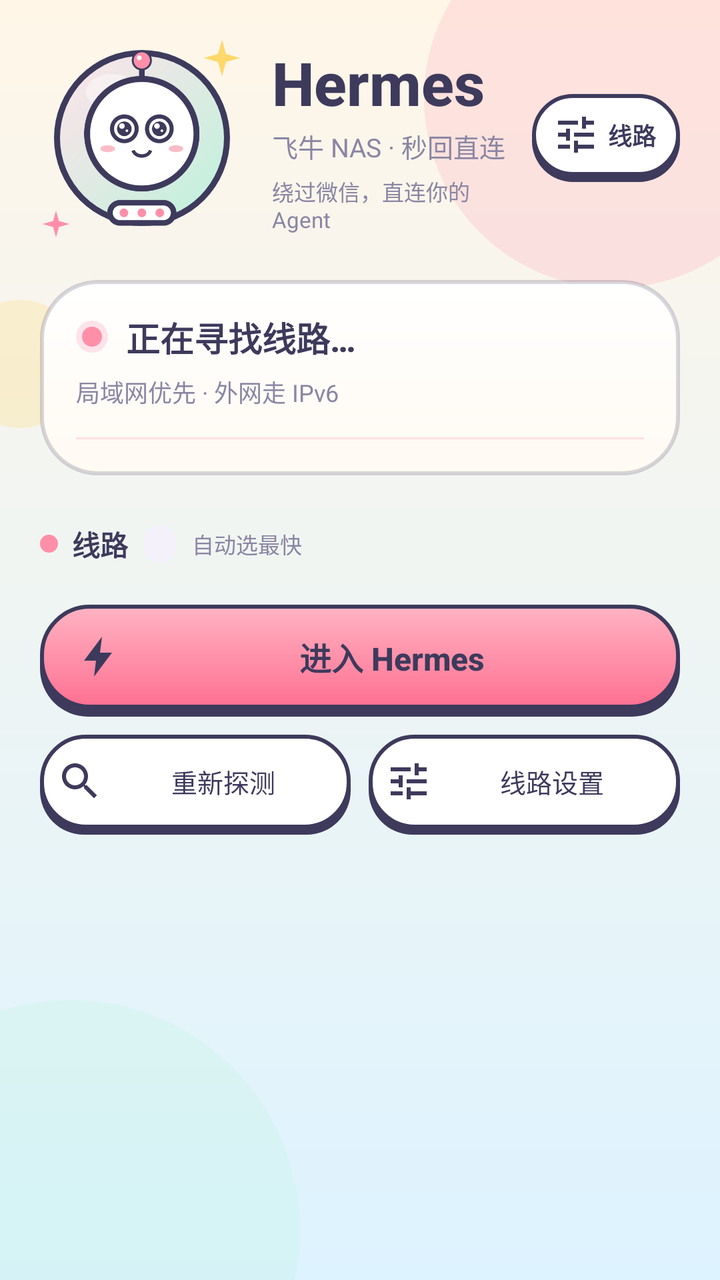
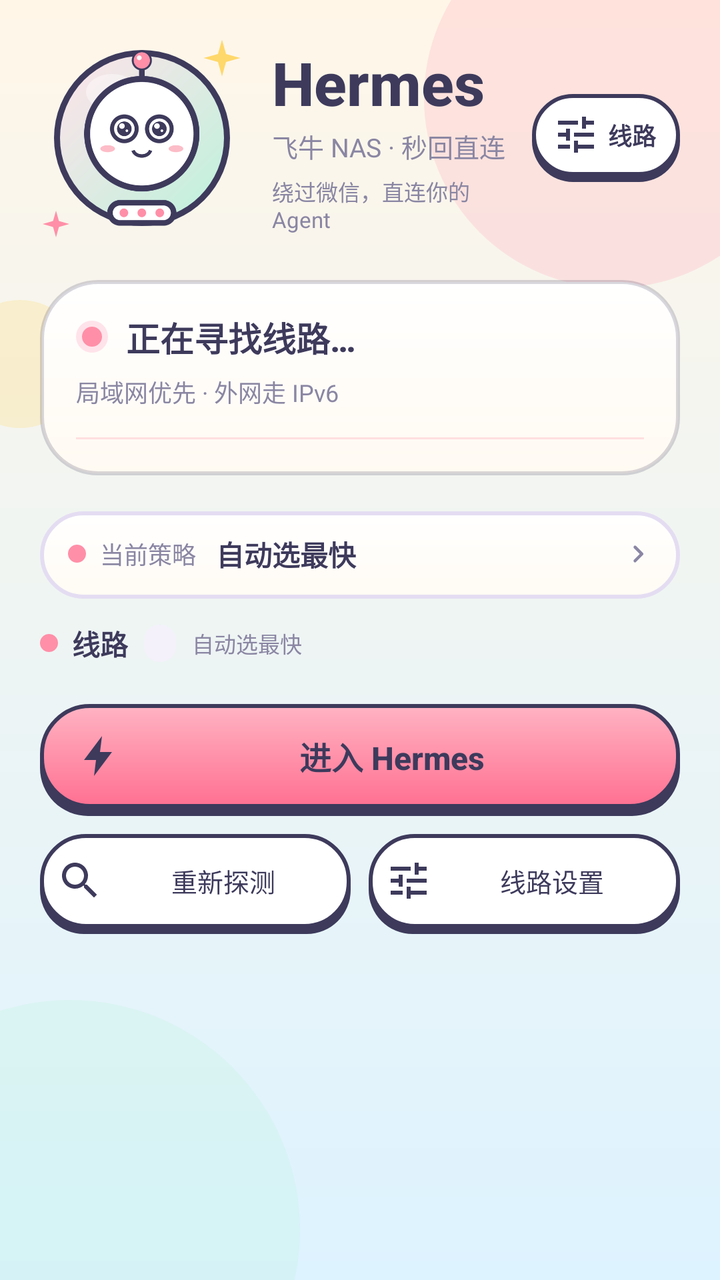

Compare the two renders of this Android layout. The source of the first and the diff that turns it into the second are given below.
<!-- AndroidManifest.xml: application theme AppTheme -->
<!-- res/layout/activity_main.xml -->
<?xml version="1.0" encoding="utf-8"?>
<ScrollView xmlns:android="http://schemas.android.com/apk/res/android"
    android:layout_width="match_parent"
    android:layout_height="match_parent"
    android:background="@drawable/bg_app"
    android:clipToPadding="false"
    android:fillViewport="true">

    <LinearLayout
        android:layout_width="match_parent"
        android:layout_height="wrap_content"
        android:orientation="vertical"
        android:paddingStart="20dp"
        android:paddingTop="18dp"
        android:paddingEnd="20dp"
        android:paddingBottom="28dp">

        <LinearLayout
            android:layout_width="match_parent"
            android:layout_height="wrap_content"
            android:gravity="center_vertical"
            android:orientation="horizontal">

            <FrameLayout
                android:layout_width="102dp"
                android:layout_height="102dp">

                <FrameLayout
                    android:layout_width="88dp"
                    android:layout_height="88dp"
                    android:layout_gravity="center"
                    android:background="@drawable/bg_halo">

                    <ImageView
                        android:id="@+id/robot"
                        android:layout_width="92dp"
                        android:layout_height="92dp"
                        android:layout_gravity="center"
                        android:contentDescription="@string/app_name"
                        android:scaleType="fitCenter"
                        android:src="@drawable/robot_face" />
                </FrameLayout>

                <ImageView
                    android:id="@+id/sparkleA"
                    android:layout_width="22dp"
                    android:layout_height="22dp"
                    android:layout_gravity="top|end"
                    android:contentDescription="@null"
                    android:src="@drawable/ic_sparkle" />

                <ImageView
                    android:id="@+id/sparkleB"
                    android:layout_width="16dp"
                    android:layout_height="16dp"
                    android:layout_gravity="bottom|start"
                    android:contentDescription="@null"
                    android:src="@drawable/ic_sparkle"
                    android:tint="@color/pink" />
            </FrameLayout>

            <LinearLayout
                android:layout_width="0dp"
                android:layout_height="wrap_content"
                android:layout_marginStart="14dp"
                android:layout_weight="1"
                android:orientation="vertical">

                <TextView
                    android:layout_width="wrap_content"
                    android:layout_height="wrap_content"
                    android:fontFamily="sans-serif-medium"
                    android:text="@string/app_name"
                    android:textColor="@color/ink"
                    android:textSize="30sp"
                    android:textStyle="bold" />

                <TextView
                    android:layout_width="wrap_content"
                    android:layout_height="wrap_content"
                    android:layout_marginTop="2dp"
                    android:text="@string/tagline"
                    android:textColor="@color/ink_soft"
                    android:textSize="13sp" />

                <TextView
                    android:layout_width="wrap_content"
                    android:layout_height="wrap_content"
                    android:layout_marginTop="5dp"
                    android:text="@string/subtitle"
                    android:textColor="@color/ink_soft"
                    android:textSize="11sp" />
            </LinearLayout>

            <Button
                android:id="@+id/linesTopBtn"
                android:layout_width="wrap_content"
                android:layout_height="wrap_content"
                android:layout_marginStart="6dp"
                android:background="@drawable/bg_btn_secondary"
                android:drawableStart="@drawable/ic_settings"
                android:drawablePadding="4dp"
                android:drawableTint="@color/ink"
                android:fontFamily="sans-serif-medium"
                android:minWidth="0dp"
                android:minHeight="44dp"
                android:paddingStart="10dp"
                android:paddingTop="4dp"
                android:paddingEnd="12dp"
                android:paddingBottom="7dp"
                android:stateListAnimator="@null"
                android:text="@string/btn_lines"
                android:textAllCaps="false"
                android:textColor="@color/ink"
                android:textSize="12sp"
                android:textStyle="bold" />
        </LinearLayout>

        <LinearLayout
            android:id="@+id/statusCard"
            android:layout_width="match_parent"
            android:layout_height="wrap_content"
            android:layout_marginTop="20dp"
            android:background="@drawable/bg_card"
            android:elevation="5dp"
            android:orientation="vertical"
            android:paddingStart="18dp"
            android:paddingTop="16dp"
            android:paddingEnd="18dp"
            android:paddingBottom="16dp">

            <LinearLayout
                android:layout_width="match_parent"
                android:layout_height="wrap_content"
                android:gravity="center_vertical"
                android:orientation="horizontal">

                <View
                    android:id="@+id/statusDot"
                    android:layout_width="16dp"
                    android:layout_height="16dp"
                    android:background="@drawable/bg_dot_probing" />

                <TextView
                    android:id="@+id/statusTitle"
                    android:layout_width="wrap_content"
                    android:layout_height="wrap_content"
                    android:layout_marginStart="9dp"
                    android:fontFamily="sans-serif-medium"
                    android:text="@string/status_scanning"
                    android:textColor="@color/ink"
                    android:textSize="17sp"
                    android:textStyle="bold" />
            </LinearLayout>

            <TextView
                android:id="@+id/statusSub"
                android:layout_width="match_parent"
                android:layout_height="wrap_content"
                android:layout_marginTop="6dp"
                android:lineSpacingExtra="2dp"
                android:text="@string/status_scanning_sub"
                android:textColor="@color/ink_soft"
                android:textSize="12sp" />

            <ProgressBar
                android:id="@+id/statusProgress"
                style="?android:attr/progressBarStyleHorizontal"
                android:layout_width="match_parent"
                android:layout_height="5dp"
                android:layout_marginTop="12dp"
                android:indeterminate="true"
                android:indeterminateTint="@color/pink" />
        </LinearLayout>

        <LinearLayout
            android:layout_width="match_parent"
            android:layout_height="wrap_content"
            android:layout_marginTop="24dp"
            android:gravity="center_vertical"
            android:orientation="horizontal">

            <TextView
                android:layout_width="wrap_content"
                android:layout_height="wrap_content"
                android:drawableStart="@drawable/bg_section_dot"
                android:drawablePadding="7dp"
                android:fontFamily="sans-serif-medium"
                android:text="@string/lines"
                android:textColor="@color/ink"
                android:textSize="14sp"
                android:textStyle="bold" />

            <TextView
                android:id="@+id/lineCount"
                android:layout_width="wrap_content"
                android:layout_height="wrap_content"
                android:layout_marginStart="8dp"
                android:background="@drawable/bg_pill_soft"
                android:paddingStart="8dp"
                android:paddingTop="2dp"
                android:paddingEnd="8dp"
                android:paddingBottom="2dp"
                android:textColor="@color/ink_soft"
                android:textSize="11sp" />

            <TextView
                android:layout_width="wrap_content"
                android:layout_height="wrap_content"
                android:layout_marginStart="8dp"
                android:text="@string/lines_sub"
                android:textColor="@color/ink_soft"
                android:textSize="11sp" />
        </LinearLayout>

        <LinearLayout
            android:id="@+id/endpointList"
            android:layout_width="match_parent"
            android:layout_height="wrap_content"
            android:layout_marginTop="10dp"
            android:orientation="vertical" />

        <Button
            android:id="@+id/primaryBtn"
            android:layout_width="match_parent"
            android:layout_height="wrap_content"
            android:layout_marginTop="10dp"
            android:background="@drawable/bg_btn_primary"
            android:drawableStart="@drawable/ic_bolt"
            android:drawablePadding="8dp"
            android:drawableTint="@color/ink"
            android:fontFamily="sans-serif-medium"
            android:minHeight="56dp"
            android:paddingStart="18dp"
            android:paddingTop="6dp"
            android:paddingEnd="18dp"
            android:paddingBottom="10dp"
            android:stateListAnimator="@null"
            android:text="@string/btn_enter"
            android:textAllCaps="false"
            android:textColor="@color/ink"
            android:textSize="16sp"
            android:textStyle="bold" />

        <LinearLayout
            android:layout_width="match_parent"
            android:layout_height="wrap_content"
            android:layout_marginTop="9dp"
            android:orientation="horizontal">

            <Button
                android:id="@+id/rescanBtn"
                android:layout_width="0dp"
                android:layout_height="wrap_content"
                android:layout_weight="1"
                android:background="@drawable/bg_btn_secondary"
                android:drawableStart="@drawable/ic_scan"
                android:drawablePadding="4dp"
                android:drawableTint="@color/ink"
                android:fontFamily="sans-serif-medium"
                android:minHeight="50dp"
                android:paddingStart="8dp"
                android:paddingTop="4dp"
                android:paddingEnd="8dp"
                android:paddingBottom="7dp"
                android:stateListAnimator="@null"
                android:text="@string/btn_rescan"
                android:textAllCaps="false"
                android:textColor="@color/ink"
                android:textSize="13sp" />

            <Button
                android:id="@+id/settingsBtn"
                android:layout_width="0dp"
                android:layout_height="wrap_content"
                android:layout_marginStart="9dp"
                android:layout_weight="1"
                android:background="@drawable/bg_btn_secondary"
                android:drawableStart="@drawable/ic_settings"
                android:drawablePadding="4dp"
                android:drawableTint="@color/ink"
                android:fontFamily="sans-serif-medium"
                android:minHeight="50dp"
                android:paddingStart="8dp"
                android:paddingTop="4dp"
                android:paddingEnd="8dp"
                android:paddingBottom="7dp"
                android:stateListAnimator="@null"
                android:text="@string/btn_settings"
                android:textAllCaps="false"
                android:textColor="@color/ink"
                android:textSize="13sp" />
        </LinearLayout>

        <TextView
            android:id="@+id/footer"
            android:layout_width="match_parent"
            android:layout_height="wrap_content"
            android:layout_marginTop="22dp"
            android:gravity="center"
            android:textColor="@color/ink_soft"
            android:textSize="11sp" />
    </LinearLayout>
</ScrollView>
<!-- resources referenced by this layout -->
<resources>
  <color name="ink">#3D3A5C</color>
  <color name="ink_soft">#8A86A3</color>
  <color name="pink">#FF8FA8</color>
  <!-- drawable bg_card (drawable) -->
  <?xml version="1.0" encoding="utf-8"?>
  <shape xmlns:android="http://schemas.android.com/apk/res/android">
      <gradient
          android:angle="270"
          android:endColor="#FFFAF2"
          android:startColor="@color/white" />
      <corners android:radius="28dp" />
      <stroke
          android:width="2dp"
          android:color="@color/card_stroke" />
  </shape>
  <!-- drawable bg_pill_soft (drawable) -->
  <?xml version="1.0" encoding="utf-8"?>
  <shape xmlns:android="http://schemas.android.com/apk/res/android">
      <solid android:color="#F4F1FB" />
      <corners android:radius="999dp" />
  </shape>
  <!-- drawable bg_section_dot (drawable) -->
  <?xml version="1.0" encoding="utf-8"?>
  <shape xmlns:android="http://schemas.android.com/apk/res/android"
      android:shape="oval">
      <solid android:color="@color/pink" />
      <size
          android:width="9dp"
          android:height="9dp" />
  </shape>
  <!-- drawable ic_bolt (drawable) -->
  <?xml version="1.0" encoding="utf-8"?>
  <vector xmlns:android="http://schemas.android.com/apk/res/android"
      android:width="24dp"
      android:height="24dp"
      android:tint="@color/ink"
      android:viewportWidth="24"
      android:viewportHeight="24">
      <path
          android:fillColor="#FFFFFFFF"
          android:pathData="M13,2L4,14h6l-1,8l9,-12h-6z" />
  </vector>
  <!-- drawable ic_sparkle (drawable) -->
  <?xml version="1.0" encoding="utf-8"?>
  <vector xmlns:android="http://schemas.android.com/apk/res/android"
      android:width="24dp"
      android:height="24dp"
      android:tint="@color/lemon"
      android:viewportWidth="24"
      android:viewportHeight="24">
      <path
          android:fillColor="#FFFFFFFF"
          android:pathData="M12,2L14.2,9.8L22,12L14.2,14.2L12,22L9.8,14.2L2,12L9.8,9.8Z" />
  </vector>
  <string name="app_name">Hermes</string>
  <string name="btn_enter">进入 Hermes</string>
  <string name="btn_lines">线路</string>
  <string name="btn_rescan">重新探测</string>
  <string name="btn_settings">线路设置</string>
  <string name="lines">线路</string>
  <string name="lines_sub">自动选最快</string>
  <string name="status_scanning">正在寻找线路…</string>
  <string name="status_scanning_sub">局域网优先 · 外网走 IPv6</string>
  <string name="subtitle">绕过微信，直连你的 Agent</string>
  <string name="tagline">飞牛 NAS · 秒回直连</string>
  <color name="sky">#DDF3FF</color>
  <color name="cream">#FFF6E8</color>
  <color name="pink_deep">#FF7091</color>
  <color name="white">#FFFFFF</color>
  <color name="card_stroke">#333D3A5C</color>
  <color name="pink_soft">#FFE3EA</color>
  <color name="mint">#BDF2DC</color>
  <color name="lemon">#FFD86B</color>
  <!-- unchanged entries left out for length: 9 -->
</resources>

<!-- the commit's change to res/layout/activity_main.xml (unified diff, before → after) -->
@@ -174,9 +174,54 @@
         </LinearLayout>
 
         <LinearLayout
-            android:layout_width="match_parent"
-            android:layout_height="wrap_content"
-            android:layout_marginTop="24dp"
+            android:id="@+id/strategyBtn"
+            android:layout_width="match_parent"
+            android:layout_height="wrap_content"
+            android:layout_marginTop="18dp"
+            android:background="@drawable/bg_row"
+            android:clickable="true"
+            android:focusable="true"
+            android:gravity="center_vertical"
+            android:orientation="horizontal"
+            android:paddingStart="14dp"
+            android:paddingTop="11dp"
+            android:paddingEnd="12dp"
+            android:paddingBottom="12dp">
+
+            <TextView
+                android:layout_width="wrap_content"
+                android:layout_height="wrap_content"
+                android:drawableStart="@drawable/bg_section_dot"
+                android:drawablePadding="7dp"
+                android:text="@string/strategy_current"
+                android:textColor="@color/ink_soft"
+                android:textSize="12sp" />
+
+            <TextView
+                android:id="@+id/strategyName"
+                android:layout_width="0dp"
+                android:layout_height="wrap_content"
+                android:layout_marginStart="10dp"
+                android:layout_weight="1"
+                android:ellipsize="end"
+                android:fontFamily="sans-serif-medium"
+                android:maxLines="1"
+                android:text="@string/strategy_auto_short"
+                android:textColor="@color/ink"
+                android:textSize="14sp"
+                android:textStyle="bold" />
+
+            <ImageView
+                android:layout_width="18dp"
+                android:layout_height="18dp"
+                android:contentDescription="@null"
+                android:src="@drawable/ic_chevron" />
+        </LinearLayout>
+
+        <LinearLayout
+            android:layout_width="match_parent"
+            android:layout_height="wrap_content"
+            android:layout_marginTop="12dp"
             android:gravity="center_vertical"
             android:orientation="horizontal">
 
<!-- resource entries referenced after the edit -->
@@ -21,6 +21,18 @@
       <solid android:color="#F4F1FB" />
       <corners android:radius="999dp" />
   </shape>
+  <!-- drawable bg_row (drawable) -->
+  <?xml version="1.0" encoding="utf-8"?>
+  <shape xmlns:android="http://schemas.android.com/apk/res/android">
+      <gradient
+          android:angle="270"
+          android:endColor="#FFFBF4"
+          android:startColor="@color/white" />
+      <corners android:radius="22dp" />
+      <stroke
+          android:width="2dp"
+          android:color="#E4DDF2" />
+  </shape>
   <!-- drawable bg_section_dot (drawable) -->
   <?xml version="1.0" encoding="utf-8"?>
   <shape xmlns:android="http://schemas.android.com/apk/res/android"
@@ -41,6 +53,18 @@
       <path
           android:fillColor="#FFFFFFFF"
           android:pathData="M13,2L4,14h6l-1,8l9,-12h-6z" />
+  </vector>
+  <!-- drawable ic_chevron (drawable) -->
+  <?xml version="1.0" encoding="utf-8"?>
+  <vector xmlns:android="http://schemas.android.com/apk/res/android"
+      android:width="24dp"
+      android:height="24dp"
+      android:tint="@color/ink_soft"
+      android:viewportWidth="24"
+      android:viewportHeight="24">
+      <path
+          android:fillColor="#FFFFFFFF"
+          android:pathData="M9.29,6.71a1,1 0 0 1 1.42,0l4.58,4.58a1,1 0 0 1 0,1.42l-4.58,4.58a1,1 0 0 1 -1.42,-1.42L13.17,12L9.29,8.12a1,1 0 0 1 0,-1.41z" />
   </vector>
   <!-- drawable ic_sparkle (drawable) -->
   <?xml version="1.0" encoding="utf-8"?>
@@ -63,6 +87,8 @@
   <string name="lines_sub">自动选最快</string>
   <string name="status_scanning">正在寻找线路…</string>
   <string name="status_scanning_sub">局域网优先 · 外网走 IPv6</string>
+  <string name="strategy_auto_short">自动选最快</string>
+  <string name="strategy_current">当前策略</string>
   <string name="subtitle">绕过微信，直连你的 Agent</string>
   <string name="tagline">飞牛 NAS · 秒回直连</string>
   <color name="sky">#DDF3FF</color>
